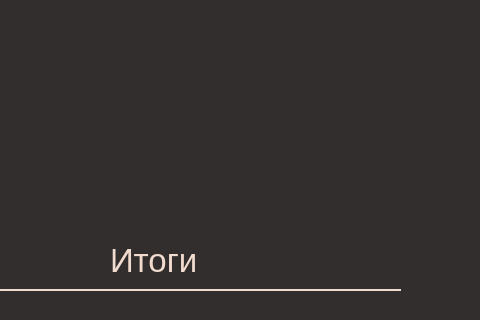
First picture: the form in razvl.ui, repository JpryHyrd/PythonProject, before the edit; both pictures show x 920 to 1400 and y 0 to 320 of the 1400 by 800 pixel window.
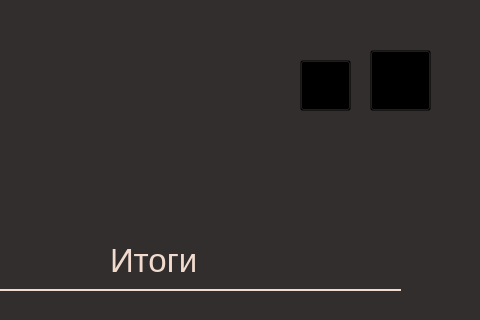
Second picture: the form after the edit. Icons and pictures are not drawn.

Diff of the .ui file:
```diff
--- a/razvl.ui
+++ b/razvl.ui
@@ -737,6 +737,48 @@
      <string>Концерты</string>
     </property>
    </widget>
+   <widget class="QPushButton" name="pushButton_4">
+    <property name="geometry">
+     <rect>
+      <x>1290</x>
+      <y>50</y>
+      <width>61</width>
+      <height>61</height>
+     </rect>
+    </property>
+    <property name="font">
+     <font>
+      <pointsize>36</pointsize>
+     </font>
+    </property>
+    <property name="styleSheet">
+     <string notr="true">background-color: transparent;</string>
+    </property>
+    <property name="text">
+     <string/>
+    </property>
+   </widget>
+   <widget class="QPushButton" name="pushButton_5">
+    <property name="geometry">
+     <rect>
+      <x>1220</x>
+      <y>60</y>
+      <width>51</width>
+      <height>51</height>
+     </rect>
+    </property>
+    <property name="font">
+     <font>
+      <pointsize>36</pointsize>
+     </font>
+    </property>
+    <property name="styleSheet">
+     <string notr="true">background-color: transparent;</string>
+    </property>
+    <property name="text">
+     <string/>
+    </property>
+   </widget>
    <zorder>label</zorder>
    <zorder>line_4</zorder>
    <zorder>line_7</zorder>
@@ -771,6 +813,8 @@
    <zorder>label_12</zorder>
    <zorder>label_15</zorder>
    <zorder>lineEdit_4</zorder>
+   <zorder>pushButton_4</zorder>
+   <zorder>pushButton_5</zorder>
   </widget>
  </widget>
  <resources/>
```
